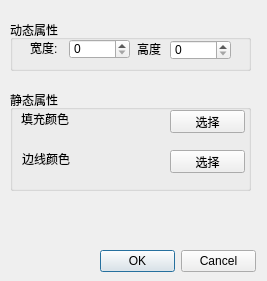
This is propertiesdialog.ui in pengcr0912/BackupConfigure as Qt 5 draws it before an edit. The edited form follows.
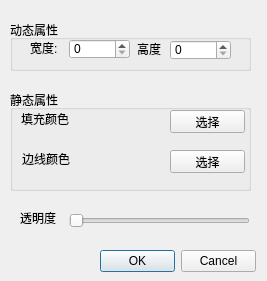
This is the edited form.

Commit message: 增加单箭头／双箭头／透明度／滚轮缩放等功能

What changed in the file:
```diff
--- a/propertiesdialog.ui
+++ b/propertiesdialog.ui
@@ -236,6 +236,32 @@
     <string/>
    </property>
   </widget>
+  <widget class="QSlider" name="horizontalSlider">
+   <property name="geometry">
+    <rect>
+     <x>69</x>
+     <y>210</y>
+     <width>181</width>
+     <height>22</height>
+    </rect>
+   </property>
+   <property name="orientation">
+    <enum>Qt::Horizontal</enum>
+   </property>
+  </widget>
+  <widget class="QLabel" name="label">
+   <property name="geometry">
+    <rect>
+     <x>20</x>
+     <y>210</y>
+     <width>60</width>
+     <height>16</height>
+    </rect>
+   </property>
+   <property name="text">
+    <string>透明度</string>
+   </property>
+  </widget>
  </widget>
  <tabstops>
   <tabstop>widthSpinBox</tabstop>
```
Left out of the diff: 6 changed lines with no effect on the pictures. The commit also changes 10 other files.
